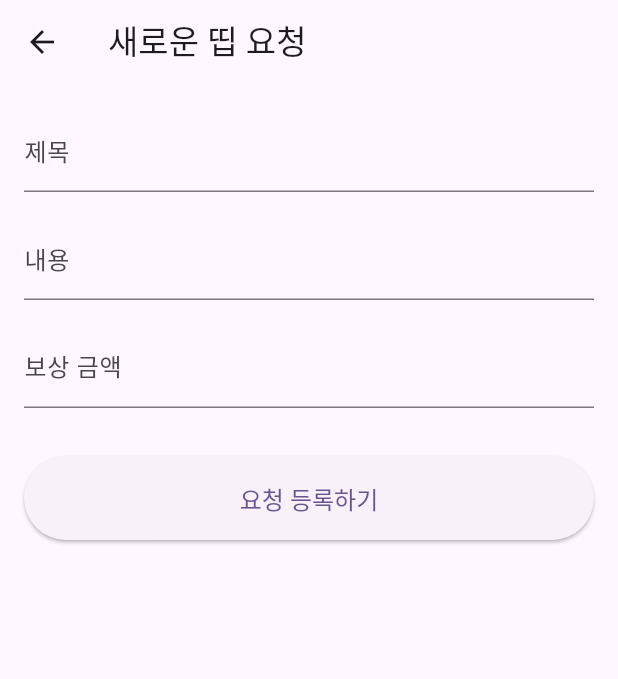
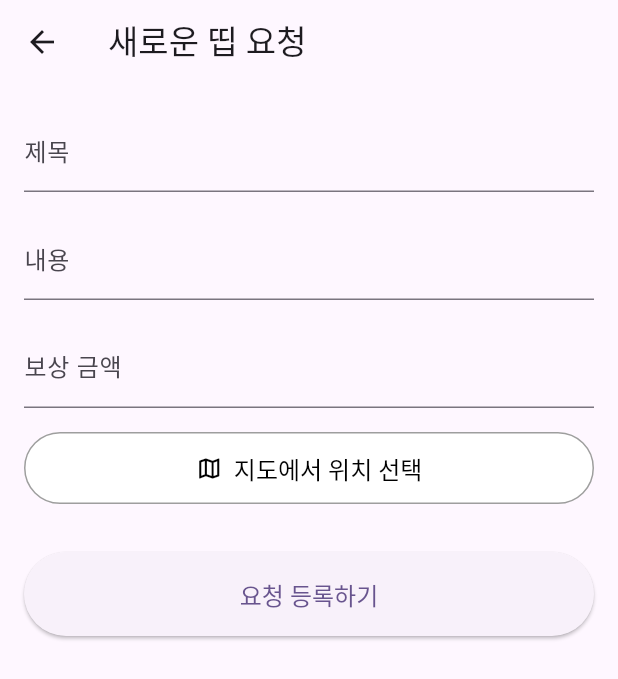
Before and after one commit to dev-DDIP/ddip-Flutter, a Flutter app: the DdipCreationScreen screen opened by its route, on a phone screen of 412 x 824 dp. Shown: the top 679 px of the screen. Run offline on Flutter 3.47's test engine with Material 3 defaults, Android fonts, the phone set to English and light mode, and no system bars; our stand-ins replace dio, flutter_riverpod, freezed_annotation, go_router.

Commit message:
네이버 지도 api 연결을 위한 여러 세팅, 특히 com.ddip.ddip 어플리케이션 주소를 com.dip으로 바꿨고, 네이버 지도 종속도 yaml 파일에 추가함

```diff
--- a/lib/features/ddip_event/presentation/creation/screens/ddip_creation_screen.dart
+++ b/lib/features/ddip_event/presentation/creation/screens/ddip_creation_screen.dart
@@ -4,6 +4,7 @@ import 'package:flutter/material.dart';
 import 'package:flutter/services.dart';
 import 'package:flutter_riverpod/flutter_riverpod.dart';
 import 'package:uuid/uuid.dart';
+import 'package:ddip/features/map_view/presentation/screens/map_view_screen.dart'; // 1. 방금 만든 지도 화면 import
 
 class DdipCreationScreen extends ConsumerStatefulWidget {
   const DdipCreationScreen({super.key});
@@ -31,6 +32,7 @@ class _DdipCreationScreenState extends ConsumerState<DdipCreationScreen> {
 
     if (_formKey.currentState!.validate()) {
       final newEvent = DdipEvent(
+        // UUID는 전 세계적으로 거의 중복될 가능성이 없는 문자열 ID를 만드는 표준 방식
         id: const Uuid().v4(),
         title: _titleController.text,
         content: _contentController.text,
@@ -120,6 +122,27 @@ class _DdipCreationScreenState extends ConsumerState<DdipCreationScreen> {
                     return null;
                   },
                 ),
+
+                const SizedBox(height: 16), // 3. 위젯들 사이에 간격 추가
+                ElevatedButton.icon(
+                  icon: const Icon(Icons.map_outlined),
+                  label: const Text('지도에서 위치 선택'),
+                  onPressed: () {
+                    // 4. 버튼을 누르면 MapViewScreen으로 이동
+                    Navigator.of(context).push(
+                      MaterialPageRoute(builder: (context) => const MapViewScreen()),
+                    );
+                  },
+                  style: ElevatedButton.styleFrom(
+                    padding: const EdgeInsets.symmetric(vertical: 12),
+                    textStyle: const TextStyle(fontSize: 16),
+                    backgroundColor: Colors.white, // 버튼 배경색
+                    foregroundColor: Colors.black, // 버튼 글자/아이콘 색
+                    side: const BorderSide(color: Colors.grey), // 테두리
+                    elevation: 0, // 그림자 없애기
+                  ),
+                ),
+
                 const SizedBox(height: 32),
                 state.isLoading
                     ? const Center(child: CircularProgressIndicator())
--- a/pubspec.yaml
+++ b/pubspec.yaml
@@ -39,6 +39,8 @@ dependencies:
   # 데이터 모델 클래스 자동 생성
   freezed_annotation: ^2.4.1
   json_annotation: ^4.9.0
+  # 지도 기능 구현
+  flutter_naver_map: ^1.4.0
 
   # The following adds the Cupertino Icons font to your application.
   # Use with the CupertinoIcons class for iOS style icons.
@@ -48,6 +50,7 @@ dependencies:
 dev_dependencies:
   flutter_test:
     sdk: flutter
+  change_app_package_name: ^1.1.0
   # 코드 생성기
   build_runner: ^2.4.9
   freezed: ^2.5.2
```
Also changed, not shown: lib/features/map_view/presentation/screens/map_view_screen.dart (added, +17 -0 lines), pubspec.lock (deleted), 4 other files.
